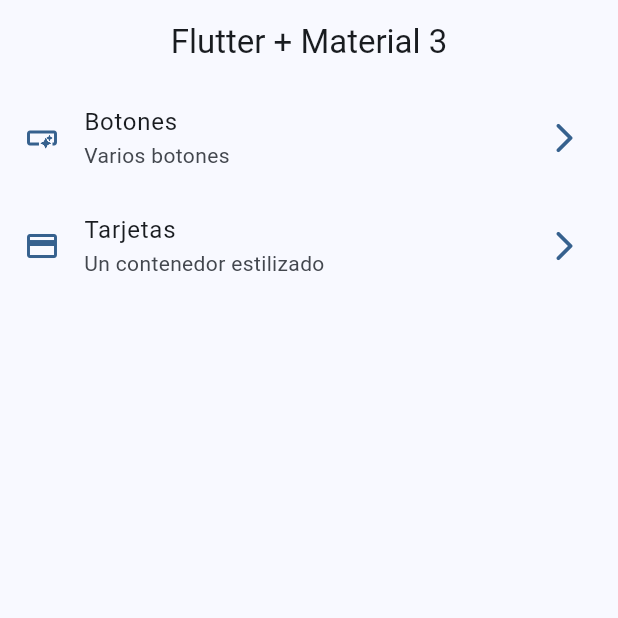
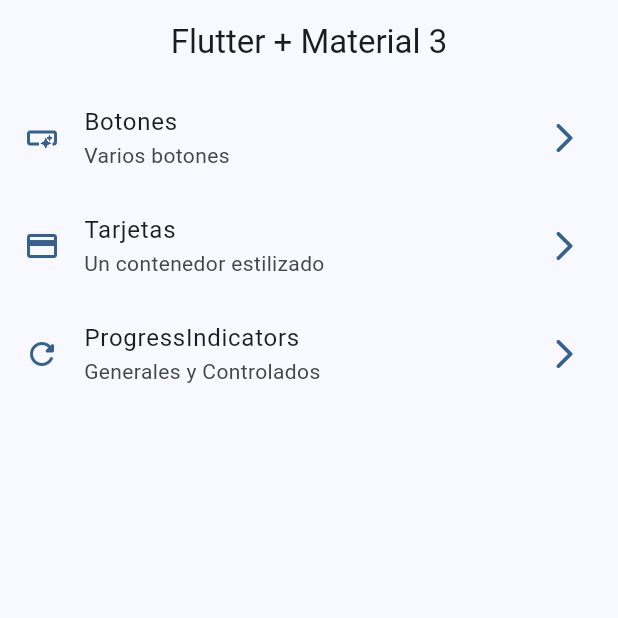
Before and after one commit to FLeiras/widgets_app, a Flutter app: the screen it shows after launch, on a phone screen of 412 x 824 dp, the top half of it. Run offline on Flutter 3.47's test engine with Material 2 defaults, Android fonts, the phone set to English and light mode, and no system bars; our stand-ins replace go_router.

Commit message:
progress creados

```diff
--- a/lib/config/menu/menu_items.dart
+++ b/lib/config/menu/menu_items.dart
@@ -24,4 +24,9 @@ const appMenuItems = <MenuItem>[
       subTitle: 'Un contenedor estilizado',
       link: '/cards',
       icon: Icons.credit_card),
+  MenuItem(
+      title: 'ProgressIndicators',
+      subTitle: 'Generales y Controlados',
+      link: '/progress',
+      icon: Icons.refresh_rounded),
 ];
--- a/lib/config/router/app_router.dart
+++ b/lib/config/router/app_router.dart
@@ -16,5 +16,9 @@ final appRouter = GoRouter(
       path: '/cards',
       builder: (context, state) => const CardsScreen(),
     ),
+    GoRoute(
+      path: '/progress',
+      builder: (context, state) => const ProgressScreen(),
+    ),
   ],
 );
```
Also changed, not shown: lib/presentation/screens/progress/progress_screen.dart (+59 -3 lines).
